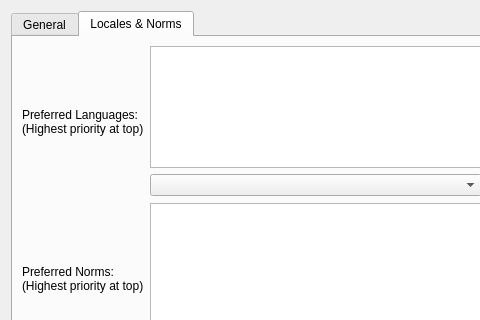
The window that libs/librepcb/projecteditor/dialogs/projectsettingsdialog.ui (LibrePCB/LibrePCB) describes before a commit, drawn with Qt 5; both pictures show x 0 to 480 and y 0 to 320 of the 624 by 405 pixel window.
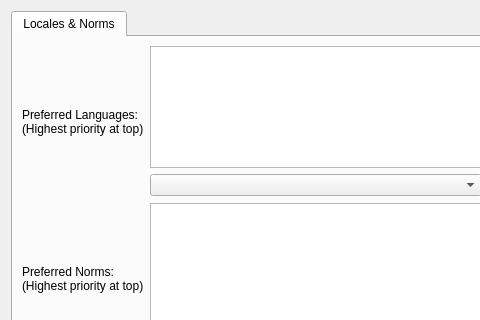
The same window after the commit. Icons and pictures are not drawn.

```diff
--- a/libs/librepcb/projecteditor/dialogs/projectsettingsdialog.ui
+++ b/libs/librepcb/projecteditor/dialogs/projectsettingsdialog.ui
@@ -19,14 +19,15 @@
   <layout class="QVBoxLayout" name="verticalLayout">
    <item>
     <widget class="QTabWidget" name="tabWidget">
+     <property name="enabled">
+      <bool>true</bool>
+     </property>
      <property name="currentIndex">
       <number>1</number>
      </property>
-     <widget class="QWidget" name="tabGeneral">
-      <attribute name="title">
-       <string>General</string>
-      </attribute>
-     </widget>
+     <property name="tabsClosable">
+      <bool>false</bool>
+     </property>
      <widget class="QWidget" name="tab">
       <attribute name="title">
        <string>Locales &amp;&amp; Norms</string>
```
Left out of the diff: 2 changed lines with no effect on the pictures.
